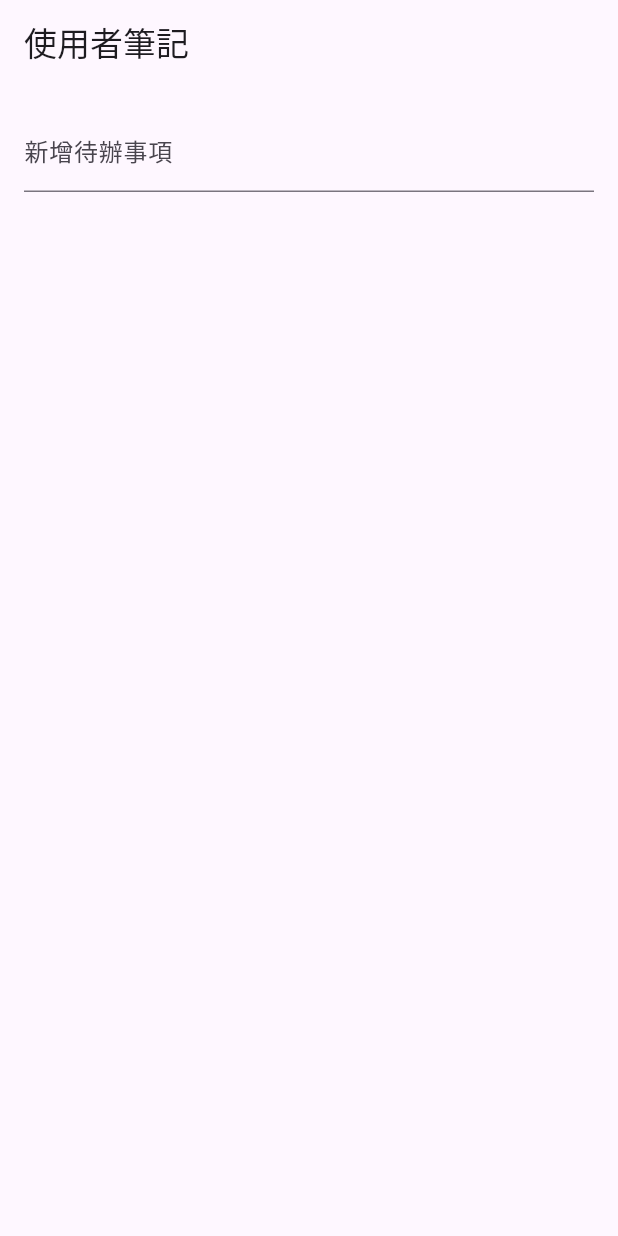
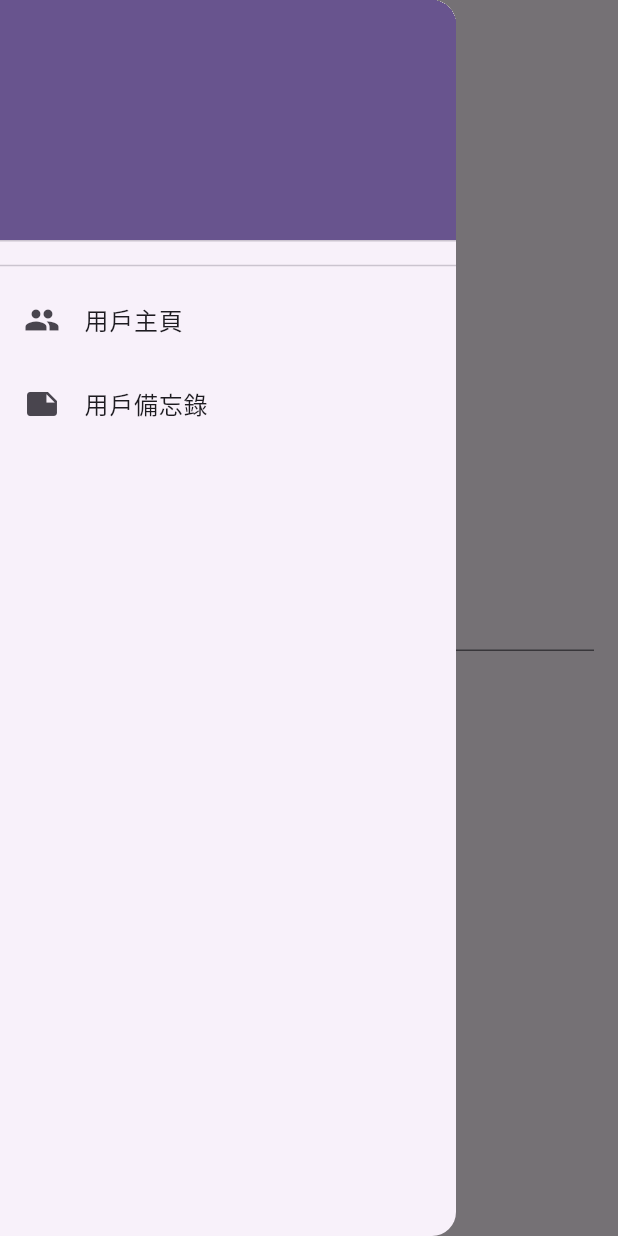
Before and after one commit to cxcxc-io/flutter_tutorial_material, a Flutter app: the screen it shows after launch, with the side drawer open (before the commit the screen has no drawer), on a phone screen of 412 x 824 dp. Run offline on Flutter 3.47's test engine with Material 3 defaults, Android fonts, the phone set to English and light mode, and no system bars.

Commit message:
todolist mulit-page without provider

```diff
--- /dev/null
+++ b/lib/components/CommonDrawerComponent.dart
@@ -0,0 +1,78 @@
+import 'package:flutter/material.dart';
+
+class CommonDrawerComponent extends StatelessWidget {
+
+  final String title = "側邊功能列";
+  final String headerText;
+  final Widget? headerWidget;
+
+  CommonDrawerComponent({
+    // required this.drawerItems,
+    // required this.title,
+    this.headerText = '',
+    this.headerWidget,
+  });
+
+  @override
+  Widget build(BuildContext context) {
+
+    final List<DrawerItem> drawerItems=[
+      DrawerItem(title: "用戶主頁", icon: Icons.people,onTap: (){Navigator.pushNamed(context, '/userinfo');}),
+      DrawerItem(title: "用戶備忘錄", icon: Icons.note, onTap: (){Navigator.pushNamed(context, '/usernote');}),
+    ];
+
+    Widget _buildDrawerItems = Column(
+      children: drawerItems.map((item) {
+        return ListTile(
+          leading: Icon(item.icon),
+          title: Text(item.title),
+          onTap: () {
+            Navigator.pop(context); // 关闭侧边栏
+            item.onTap?.call();
+          },
+        );
+      }).toList(),
+    );
+
+    return Drawer(
+      child: ListView(
+        padding: EdgeInsets.zero,
+        children: <Widget>[
+          _buildDrawerHeader(context),
+          Divider(),
+          _buildDrawerItems,
+        ],
+      ),
+    );
+  }
+
+  Widget _buildDrawerHeader(BuildContext context) {
+    return DrawerHeader(
+      decoration: BoxDecoration(
+        color: Theme.of(context).primaryColor,
+      ),
+      child: headerWidget ??
+          Text(
+            headerText,
+            style: TextStyle(
+              color: Colors.white,
+              fontSize: 24,
+            ),
+          ),
+    );
+  }
+
+
+}
+
+class DrawerItem {
+  final String title;
+  final IconData icon;
+  final Function? onTap;
+
+  DrawerItem({
+    required this.title,
+    required this.icon,
+    this.onTap,
+  });
+}
--- /dev/null
+++ b/lib/controllers/UserController.dart
@@ -0,0 +1,61 @@
+import 'package:flutter/material.dart';
+import 'package:flutter_tutorial_matrial/screens/UserLoginScreen.dart';
+import '../screens/UserInfoScreen.dart';
+import '../screens/UserNoteScreen.dart';
+import 'package:flutter/foundation.dart' show kIsWeb;
+import 'dart:io';
+
+class UserController {
+
+   // 以後會用來做偵測用戶登入等安全驗證
+   static bool checkUserLogin(){
+     return false;
+   }
+
+   static Widget userInfoScreen(){
+     return UserInfoScreen();
+   }
+
+   static Widget userNoteScreen(){
+     return UserNoteScreen();
+   }
+
+   static Widget userLoginScreen() {
+
+      checkUserLogin();
+
+      String userAgent ='';
+      if (kIsWeb==true){
+        userAgent="web";
+      }else{
+        userAgent = Platform.operatingSystem;
+      }
+
+      ///   "android"
+      ///   "fuchsia"
+      ///   "ios"
+      ///   "linux"
+      ///   "macos"
+      ///   "windows"
+      print(userAgent);
+      if (userAgent.toLowerCase().contains('android')) {
+        print('使用者使用android手機');
+        return UserLoginScreen();
+      } else if (userAgent.toLowerCase().contains('ios')) {
+        print('使用者使用ios');
+        return UserLoginScreen();
+      } else if (userAgent.toLowerCase().contains('linux')) {
+        print('使用者使用linux');
+        return UserLoginScreen();
+      }else if (userAgent.toLowerCase().contains('macos')) {
+        print('使用者使用macos');
+        return UserLoginScreen();
+      }else if (userAgent.toLowerCase().contains('windows')) {
+        print('使用者使用windows');
+        return UserLoginScreen();
+      } else {
+        print('無法識別使用者的載具');
+        return UserLoginScreen();
+      }
+  }
+}
--- a/lib/controllers/UserNoteController.dart
+++ /dev/null
@@ -1,20 +0,0 @@
-import 'package:flutter/material.dart';
-import '../screens/UserNoteScreen.dart';
-
-class UserController {
-  Widget handleUserDevice(String userAgent) {
-    if (userAgent.toLowerCase().contains('mobile')) {
-      print('使用者使用手機');
-      return UserNoteScreen(deviceType: '手機');
-    } else if (userAgent.toLowerCase().contains('tablet')) {
-      print('使用者使用平板');
-      return UserNoteScreen(deviceType: '平板');
-    } else if (userAgent.toLowerCase().contains('desktop')) {
-      print('使用者使用桌面電腦');
-      return UserNoteScreen(deviceType: '桌面電腦');
-    } else {
-      print('無法識別使用者的載具');
-      return UserNoteScreen(deviceType: '未知');
-    }
-  }
-}
--- a/lib/main.dart
+++ b/lib/main.dart
@@ -1,5 +1,7 @@
 import 'package:flutter/material.dart';
-import 'package:flutter_tutorial_matrial/screens/UserNoteScreen.dart';
+import 'controllers/UserController.dart';
+
+
 
 void main() {
   runApp(const MyApp());
@@ -11,6 +13,9 @@ class MyApp extends StatelessWidget {
   // This widget is the root of your application.
   @override
   Widget build(BuildContext context) {
+
+
+
     return MaterialApp(
       title: 'Flutter Demo',
       theme: ThemeData(
@@ -32,7 +37,12 @@ class MyApp extends StatelessWidget {
         colorScheme: ColorScheme.fromSeed(seedColor: Colors.deepPurple),
         useMaterial3: true,
       ),
-      home:  UserNoteScreen(),
+      routes: {
+        '/': (context) => UserController.userLoginScreen(),
+        '/userinfo':(context)=> UserController.userInfoScreen(),
+        '/usernote':(context)=> UserController.userNoteScreen()
+      },
+      initialRoute: '/',
     );
   }
 }
--- /dev/null
+++ b/lib/screens/UserLoginScreen.dart
@@ -0,0 +1,74 @@
+import 'package:flutter/material.dart';
+import 'package:flutter_tutorial_matrial/components/CommonDrawerComponent.dart';
+
+class UserLoginScreen extends StatefulWidget {
+  @override
+  _UserLoginScreenState createState() => _UserLoginScreenState();
+}
+
+class _UserLoginScreenState extends State<UserLoginScreen> {
+  late TextEditingController _emailController;
+
+  String userEmail = '';
+
+  @override
+  void initState() {
+    super.initState();
+    _emailController = TextEditingController();
+  }
+
+  @override
+  void dispose() {
+    _emailController.dispose();
+    super.dispose();
+  }
+
+  @override
+  Widget build(BuildContext context) {
+    return Scaffold(
+      appBar: AppBar(
+        title: Text('Email Input'),
+      ),
+      drawer: CommonDrawerComponent(),
+      body: Padding(
+        padding: EdgeInsets.all(16.0),
+        child: Column(
+          mainAxisAlignment: MainAxisAlignment.center,
+          children: [
+            TextField(
+              controller: _emailController,
+              keyboardType: TextInputType.emailAddress,
+              decoration: InputDecoration(
+                labelText: 'Enter your email',
+              ),
+            ),
+            SizedBox(height: 20.0),
+            ElevatedButton(
+              onPressed: () {
+                String email = _emailController.text.trim();
+                if (email.isNotEmpty && email.contains('@')) {
+                  // 邮箱有效，进行下一步操作（例如导航到下一个页面）
+                  print('Valid email: $email');
+                  // 这里可以添加导航逻辑，例如 Navigator.push...
+                  setState(() {
+                    userEmail = email;
+                  });
+                  Navigator.pushNamed(context, '/userinfo');
+                } else {
+                  // 邮箱无效，显示错误提示
+                  print('Invalid email: $email');
+                  ScaffoldMessenger.of(context).showSnackBar(
+                    SnackBar(
+                      content: Text('Please enter a valid email'),
+                    ),
+                  );
+                }
+              },
+              child: Text('Submit'),
+            ),
+          ],
+        ),
+      ),
+    );
+  }
+}
--- a/lib/screens/UserNoteScreen.dart
+++ b/lib/screens/UserNoteScreen.dart
@@ -2,6 +2,8 @@ import 'package:flutter/material.dart';
 import '../models/Todo.dart';
 import '../services/UserNoteService.dart';
 import '../components/TodoCheckComponent.dart'; // 导入 TodoCheckComponent 组件
+
+import '../components/CommonDrawerComponent.dart';
 
 class UserNoteScreen extends StatefulWidget {
   String? deviceType;
@@ -46,6 +48,8 @@ class _UserNoteScreenState extends State<UserNoteScreen> {
       appBar: AppBar(
         title: Text('使用者筆記'),
       ),
+      // 側邊欄Demo
+      drawer: CommonDrawerComponent(),
       body: Container(
         padding: EdgeInsets.all(16.0),
         child: Column(
```
Also changed, not shown: lib/screens/UserInfoScreen.dart (added, +46 -0 lines), 1 other file.
